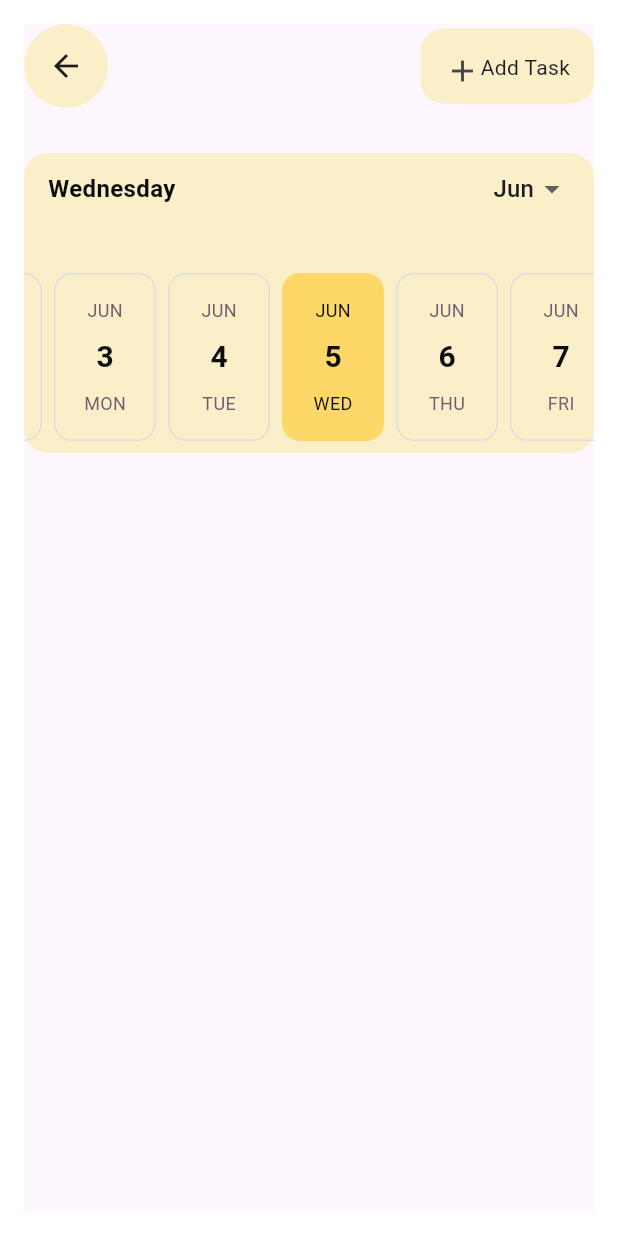
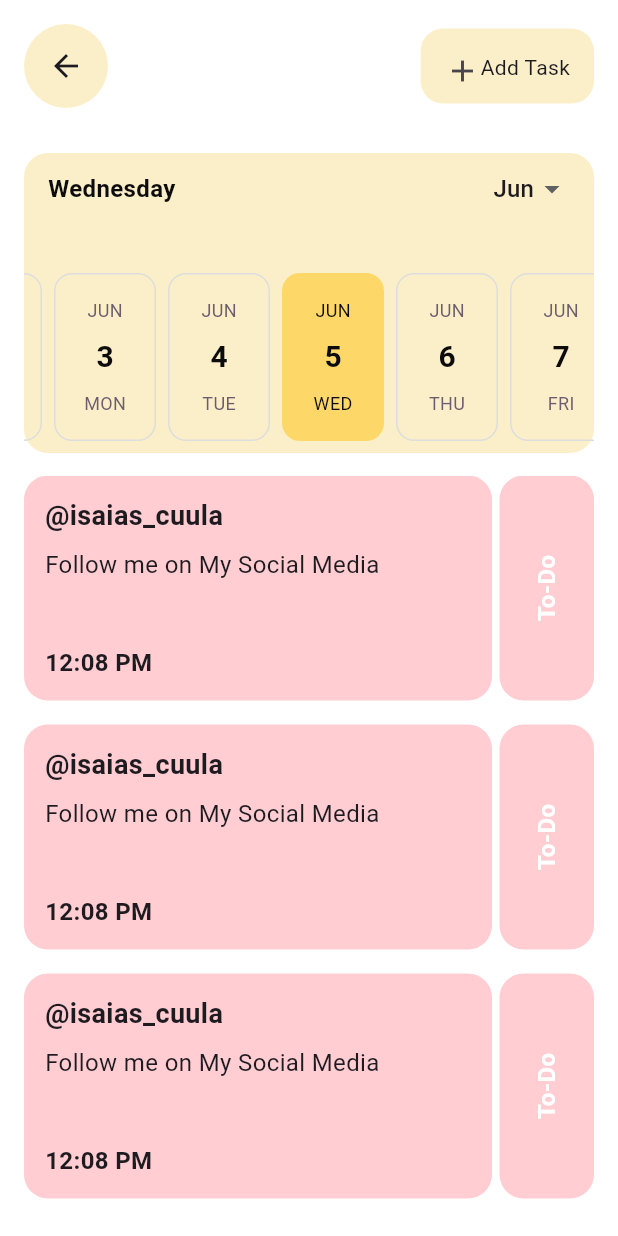
Before and after one commit to oblivion36/todo-app, a Flutter app: the ListScreen screen opened directly, on a phone screen of 412 x 824 dp. Run offline on Flutter 3.47's test engine with Material 3 defaults, Android fonts, the phone set to English and light mode, and no system bars; drawn by our look-alikes of easy_date_timeline; our stand-ins replace connectivity_plus, either_dart, equatable, flutter_bloc, flutter_riverpod, gap and 5 more; accounts and stored records are empty.

Commit message:
done UI for list screen

```diff
--- a/lib/modules/list_screen/presentation/views/list_screen.dart
+++ b/lib/modules/list_screen/presentation/views/list_screen.dart
@@ -1,3 +1,4 @@
+import 'package:dms/modules/list_screen/presentation/widgets/task_card.dart';
 import 'package:flutter/material.dart';
 import 'package:easy_date_timeline/easy_date_timeline.dart';
 import 'package:gap/gap.dart';
@@ -10,7 +11,10 @@ class ListScreen extends StatelessWidget {
     return Padding(
       padding: const EdgeInsets.all(16.0),
       child: Scaffold(
+        backgroundColor: const Color.fromRGBO(255, 255, 255, 1),
         appBar: AppBar(
+          backgroundColor: Colors.white,
+          surfaceTintColor: Colors.white,
           leading: Container(
             height: 50,
             width: 50,
@@ -56,7 +60,28 @@ class ListScreen extends StatelessWidget {
                   todayHighlightColor: Color(0xFFFBEFC9),
                 ),
               ),
-            )
+            ),
+            const SizedBox(height: 15),
+            Expanded(
+              child: ListView.builder(
+                itemCount: 6,
+                itemBuilder: (context, index) {
+                  return Column(
+                    children: [
+                      TaskCard(
+                        title: '@isaias_cuula',
+                        description: 'Follow me on My Social Media',
+                        time: '12:08 PM',
+                        status: 'To-Do',
+                        cardColor: Colors.red.shade100,
+                      ),
+                      const SizedBox(
+                          height: 16.0), // Adjust the height as needed
+                    ],
+                  );
+                },
+              ),
+            ),
           ],
         ),
       ),
--- /dev/null
+++ b/lib/modules/list_screen/presentation/widgets/task_card.dart
@@ -0,0 +1,97 @@
+import 'package:flutter/material.dart';
+
+class TaskCard extends StatelessWidget {
+  final String title;
+  final String description;
+  final String time;
+  final String status;
+  final Color cardColor;
+
+  TaskCard({
+    required this.title,
+    required this.description,
+    required this.time,
+    required this.status,
+    required this.cardColor,
+  });
+
+  @override
+  Widget build(BuildContext context) {
+    return Container(
+      decoration: BoxDecoration(
+        color: Colors.white,
+        borderRadius: BorderRadius.circular(10),
+      ),
+      child: Row(
+        children: [
+          Expanded(
+            child: Container(
+              height: 150,
+              decoration: BoxDecoration(
+                color: cardColor,
+                borderRadius: BorderRadius.circular(16),
+              ),
+              child: Padding(
+                padding: const EdgeInsets.all(14.0),
+                child: Column(
+                  crossAxisAlignment: CrossAxisAlignment.start,
+                  children: [
+                    Text(
+                      title,
+                      style: const TextStyle(
+                        fontWeight: FontWeight.bold,
+                        fontSize: 18,
+                      ),
+                    ),
+                    const SizedBox(height: 8),
+                    Text(
+                      description,
+                      maxLines: 2,
+                      overflow: TextOverflow.ellipsis,
+                      style: const TextStyle(
+                        fontSize: 16,
+                      ),
+                    ),
+                    // const SizedBox(height: 16),
+                    Spacer(),
+                    Text(
+                      time,
+                      style: const TextStyle(
+                        fontSize: 16,
+                        fontWeight: FontWeight.bold,
+                      ),
+                    ),
+                  ],
+                ),
+              ),
+            ),
+          ),
+          const SizedBox(
+            width: 5,
+          ),
+          Container(
+            height: 150,
+            padding: const EdgeInsets.symmetric(vertical: 30, horizontal: 20),
+            decoration: BoxDecoration(
+              color: cardColor,
+              borderRadius: BorderRadius.circular(16),
+            ),
+            child: RotatedBox(
+              quarterTurns: 3,
+              child: Center(
+                child: Text(
+                  status,
+                  style: const TextStyle(
+                    color: Colors.white,
+                    fontSize: 16,
+                    fontWeight: FontWeight.bold,
+                  ),
+                ),
+              ),
+            ),
+          ),
+        ],
+      ),
+    );
+  }
+}
```
